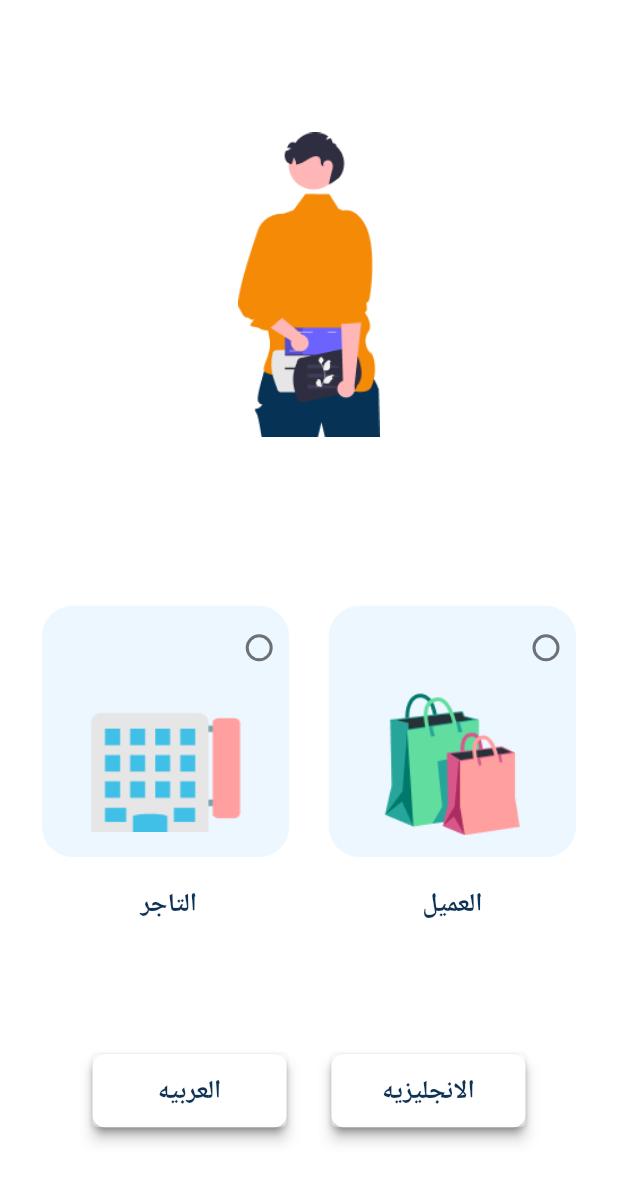
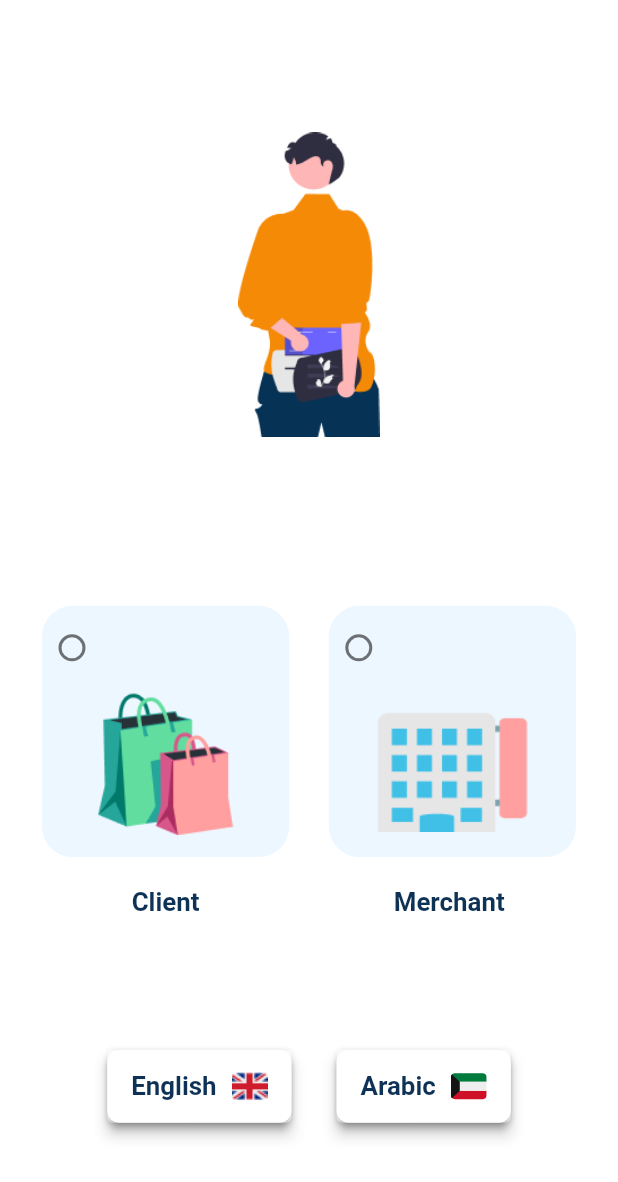
Before and after one commit to khalilEmadhothot/pay_app, a Flutter app: the LanguageScreen screen opened by its route, on a phone screen of 412 x 824 dp. Shown: the top 1182 px of the screen. Run offline on Flutter 3.47's test engine with Material 2 defaults, Android fonts, the phone set to English and light mode, and no system bars; our stand-ins replace flutter_hex_color, flutter_screenutil, flutter_svg, fluttertoast, get, image_picker and 1 more; accounts and stored records are empty.

Commit message:
Setup app language

```diff
--- a/lib/bindings/app_bindings.dart
+++ b/lib/bindings/app_bindings.dart
@@ -2,12 +2,14 @@
 import 'package:get/get.dart';
 import 'package:pay_app/controller/boarding_controller.dart';
 import 'package:pay_app/controller/launch_controller.dart';
+import 'package:pay_app/controller/settings_controller.dart';
 
 class AppBindings implements Bindings {
   @override
   void dependencies() {
     Get.put(LaunchController());
     Get.put(BoardingsController());
+    Get.put(SettingsController());
     // Get.put(HomeController());
   }
 }
--- a/lib/controller/settings_controller.dart
+++ b/lib/controller/settings_controller.dart
@@ -14,6 +14,8 @@ import 'package:pay_app/utils/preferences_manager.dart';
 class SettingsController extends GetxController {
   RxBool isLoading = false.obs;
   String languageSelected = '';
+  String userType = '';
+  bool userSelected = true;
 
 
 //عرض اللغات
@@ -30,16 +32,15 @@ class SettingsController extends GetxController {
 
   @override
   void onInit() {
-
     super.onInit();
   }
 
   @override
   void dispose() {
-
     super.dispose();
   }
-//بجيب الوكل تاع التطبيق حاليا لغة الجهاز حاليا بناء عليها بعمل فحص عشان اجيب اللغه
+
+  //بجيب الوكل تاع التطبيق حاليا لغة الجهاز حاليا بناء عليها بعمل فحص عشان اجيب اللغه
   Locale? getAppLocale() {
     String? language = PreferencesManager.getAppData(key: Const.KEY_LANGUAGE);
     if (language == Const.KEY_LANGUAGE_AR) {
@@ -47,7 +48,7 @@ class SettingsController extends GetxController {
     } else if (language == Const.KEY_LANGUAGE_EN) {
       return const Locale('en');
     } else {
-      return const Locale('ar');
+      return const Locale('en');
     }
   }
 
--- a/lib/main.dart
+++ b/lib/main.dart
@@ -26,7 +26,7 @@ class MyApp extends StatelessWidget {
   Widget build(BuildContext context) {
 
     final SettingsController controller = Get.put(SettingsController());
-    // PreferencesManager.clearData(key: Const.KEY_BOARDING);
+    PreferencesManager.clearData(key: Const.KEY_BOARDING);
     return ScreenUtilInit(
         designSize: const Size(375, 812),
         minTextAdapt: true,
--- a/lib/routes/routes.dart
+++ b/lib/routes/routes.dart
@@ -37,7 +37,7 @@ class AppRoutes {
   static final routesPages = [
     GetPage(name: Routes.Launch, page: () => LaunchScreen()),
     GetPage(name: Routes.boarding, page: () => BoardingScreen()),
-    GetPage(name: Routes.language, page: () => const LanguageScreen()),
+    GetPage(name: Routes.language, page: () => LanguageScreen()),
     GetPage(
         name: Routes.login, page: () => LoginScreen(), binding: LoginBinging()),
     GetPage(name: Routes.AccountType, page: () => const AccountType()),
--- a/lib/screen/auth/login_screen.dart
+++ b/lib/screen/auth/login_screen.dart
@@ -6,9 +6,15 @@ import 'package:pay_app/controller/login_controller.dart';
 
 class LoginScreen extends GetView<LoginController> {
 
+  final LoginController _controller = Get.put(LoginController());
+
+  LoginScreen({this.userType});
+
+  String? userType;
 
   @override
   Widget build(BuildContext context) {
+    print('LOGIN USER TYPE: $userType');
     return Scaffold(
       appBar: AppBar(
         centerTitle: true,
--- a/lib/screen/boarding_screen.dart
+++ b/lib/screen/boarding_screen.dart
@@ -63,7 +63,7 @@ class BoardingScreen extends GetView<BoardingsController> {
                             maintainState: true,
                             child: InkWell(
                                 child: Text(
-                                  'تخطى',
+                                  'Skip'.tr,
                                   style: TextStyle(
                                       color: Color(0xff063255),
                                       decoration: TextDecoration.underline,
--- a/lib/screen/language_screen.dart
+++ b/lib/screen/language_screen.dart
@@ -1,17 +1,14 @@
 import 'package:flutter_screenutil/flutter_screenutil.dart';
 import 'package:flutter/material.dart';
+import 'package:flutter_svg/flutter_svg.dart';
 import 'package:get/get.dart';
+import 'package:pay_app/controller/settings_controller.dart';
+import 'package:pay_app/routes/routes.dart';
+import 'package:pay_app/screen/auth/login_screen.dart';
 import 'package:pay_app/utils/constants.dart';
 
-class LanguageScreen extends StatefulWidget {
-  const LanguageScreen({Key? key}) : super(key: key);
 
-  @override
-  State<LanguageScreen> createState() => _LanguageScreenState();
-}
-
-class _LanguageScreenState extends State<LanguageScreen> {
-  String _gender = '';
+class LanguageScreen extends GetView<SettingsController> {
 
   @override
   Widget build(BuildContext context) {
@@ -41,12 +38,13 @@ class _LanguageScreenState extends State<LanguageScreen> {
                 child: Row(
                   mainAxisAlignment: MainAxisAlignment.spaceBetween,
                   children: [
-                    Column(
+                    GetBuilder<SettingsController>(builder: (controller) => Column(
                       children: [
                         Stack(
                           //'images/image_client.png'
                           children: [
-                            Container(
+                            InkWell(
+                              child: Container(
                                 width: 150.w,
                                 height: 165.h,
                                 decoration: BoxDecoration(
@@ -61,16 +59,17 @@ class _LanguageScreenState extends State<LanguageScreen> {
                                           activeColor: Colors.black,
                                           contentPadding: EdgeInsets.zero,
                                           title: const Text(''),
+                                          selected: controller.userSelected,
                                           value: 'C',
-                                      groupValue: _gender,
+                                          groupValue: controller.userType,
                                           onChanged: (String? value) {
                                             if (value != null) {
-                                          setState(() {
-                                            _gender = value;
-                                          });
+                                              controller.userType = value;
+                                              controller.update();
+                                              Get.off(LoginScreen(userType: controller.userType));
                                             }
                                           },
-                                    ),
+                                        )
                                     ),
                                     Align(
                                         alignment: AlignmentDirectional.center,
@@ -81,6 +80,11 @@ class _LanguageScreenState extends State<LanguageScreen> {
                                         )),
                                   ],
                                 ),
+                              ),
+                              onTap: () {
+                                controller.userSelected = true;
+                                controller.update();
+                              },
                             ),
                           ],
                         ),
@@ -96,12 +100,13 @@ class _LanguageScreenState extends State<LanguageScreen> {
                           ),
                         ),
                       ],
-                    ),
-                    Column(
+                    )),
+                    GetBuilder<SettingsController>(builder: (controller) => Column(
                       children: [
                         Stack(
                           children: [
-                            Container(
+                            InkWell(
+                              child: Container(
                                 width: 150.w,
                                 height: 165.h,
                                 decoration: BoxDecoration(
@@ -113,19 +118,20 @@ class _LanguageScreenState extends State<LanguageScreen> {
                                     Align(
                                       alignment: AlignmentDirectional.topEnd,
                                       child: RadioListTile<String>(
+                                        selected: controller.userSelected,
                                         activeColor: Colors.black,
                                         contentPadding: EdgeInsets.zero,
                                         title: const Text(''),
                                         value: 'F',
-                                      groupValue: _gender,
+                                        groupValue: controller.userType,
                                         onChanged: (String? value) {
                                           if (value != null) {
-                                          setState(() {
-                                            _gender = value;
-                                          });
+                                            controller.userType = value;
+                                            controller.update();
+                                            Get.off(LoginScreen(userType: controller.userType));
                                           }
                                         },
-                                    ),
+                                      )
                                     ),
                                     Align(
                                         alignment: AlignmentDirectional.center,
@@ -136,6 +142,12 @@ class _LanguageScreenState extends State<LanguageScreen> {
                                         )),
                                   ],
                                 ),
+                              ),
+                              onTap: () {
+                                controller.userSelected = true;
+                                print('SELECTED: ${controller.userSelected}');
+                                controller.update();
+                              },
                             ),
                           ],
                         ),
@@ -151,7 +163,7 @@ class _LanguageScreenState extends State<LanguageScreen> {
                           ),
                         ),
                       ],
-                    ),
+                    ))
                   ],
                 ),
               ),
@@ -164,22 +176,31 @@ class _LanguageScreenState extends State<LanguageScreen> {
                   Card(
                     elevation: 4,
                     child: ElevatedButton(
-                      onPressed: () async {},
+                      onPressed: () {
+                        controller.saveLanguage(Const.KEY_LANGUAGE_EN);
+                        controller.update();
+                      },
                       style: ElevatedButton.styleFrom(
                         shape: RoundedRectangleBorder(
                           borderRadius: BorderRadius.circular(8).r,
                         ),
-                        minimumSize: Size(117.68.w, 48.h),
-                        primary: Colors.white,
+                        minimumSize: Size(80.68.w, 48.h),
+                        backgroundColor: Colors.white,
                       ),
-                      child: Text(
-                        'الانجليزيه'.tr,
+                      child: Row(
+                        children: [
+                          Text(
+                            'English'.tr,
                             style: TextStyle(
                               color: const Color(0xff0E3255),
                               fontWeight: FontWeight.w600,
                               fontSize: 17.sp,
                             ),
                             textAlign: TextAlign.center,
+                          ),
+                          SizedBox(width: 10),
+                          Image.asset('${Const.icons}icon_english.png')
+                        ],
                       ),
                     ),
                   ),
@@ -189,22 +210,31 @@ class _LanguageScreenState extends State<LanguageScreen> {
                   Card(
                     elevation: 4,
                     child: ElevatedButton(
-                      onPressed: () async {},
+                      onPressed: () {
+                        controller.saveLanguage(Const.KEY_LANGUAGE_AR);
+                        controller.update();
+                      },
                       style: ElevatedButton.styleFrom(
                         shape: RoundedRectangleBorder(
                           borderRadius: BorderRadius.circular(8).r,
                         ),
-                        minimumSize: Size(117.68.w, 48.h),
-                        primary: Colors.white,
+                        minimumSize: Size(80.68.w, 48.h),
+                        backgroundColor: Colors.white,
                       ),
-                      child: Text(
-                        'العربيه'.tr,
+                      child: Row(
+                        children: [
+                          Text(
+                            'Arabic'.tr,
                             style: TextStyle(
                               color: const Color(0xff0E3255),
                               fontWeight: FontWeight.w600,
                               fontSize: 17.sp,
                             ),
                             textAlign: TextAlign.center,
+                          ),
+                          SizedBox(width: 10),
+                          SvgPicture.asset('${Const.icons}icon_arabic.svg')
+                        ],
                       ),
                     ),
                   ),
--- a/lib/screen/settings/screen_settings.dart
+++ b/lib/screen/settings/screen_settings.dart
@@ -3,6 +3,7 @@ import 'package:flutter_screenutil/flutter_screenutil.dart';
 import 'package:get/get.dart';
 import 'package:get/get_core/src/get_main.dart';
 import 'package:pay_app/controller/settings_controller.dart';
+import 'package:pay_app/utils/constants.dart';
 
 class SettingsScreen extends StatefulWidget {
   const SettingsScreen({Key? key}) : super(key: key);
@@ -58,7 +59,7 @@ class _SettingsScreenState extends State<SettingsScreen> {
                 backgroundColor: Colors.white,
                 radius: 54,
                 child: Image.asset(
-                  'images/images_settings.png',
+                  '${Const.images}images_settings.png',
                   width: 200,
                   height: 200,
                 ),
--- a/lib/utils/local.dart
+++ b/lib/utils/local.dart
@@ -122,7 +122,7 @@ class MyTranslations implements Translations {
           'privacy_policy_': 'سياسة الخصوصية',
           'Select_Language': 'اختيار اللغة',
           'Arabic': 'العربية',
-          'English': 'إنجليزي',
+          'English': 'الإنجليزية',
           'Edit_profile': 'تعديل الملف الشخصي',
           'emphasis': 'تأكيد',
           'Commercial_License_Number': 'رقم الترخيص التجاري:',
--- a/pubspec.yaml
+++ b/pubspec.yaml
@@ -50,6 +50,7 @@ dependencies:
   flutter_rating_bar: ^4.0.1
   custom_info_window: ^1.0.1
   image_picker: ^0.8.6
+  flutter_svg: ^1.1.6
 
 dev_dependencies:
   flutter_test:
```
Also changed, not shown: assets/icons/icon_arabic.svg (added), assets/icons/icon_english.png (added), assets/icons/icon_english.svg (added), pubspec.lock. Lines whose indentation alone changed are shown as unchanged.
